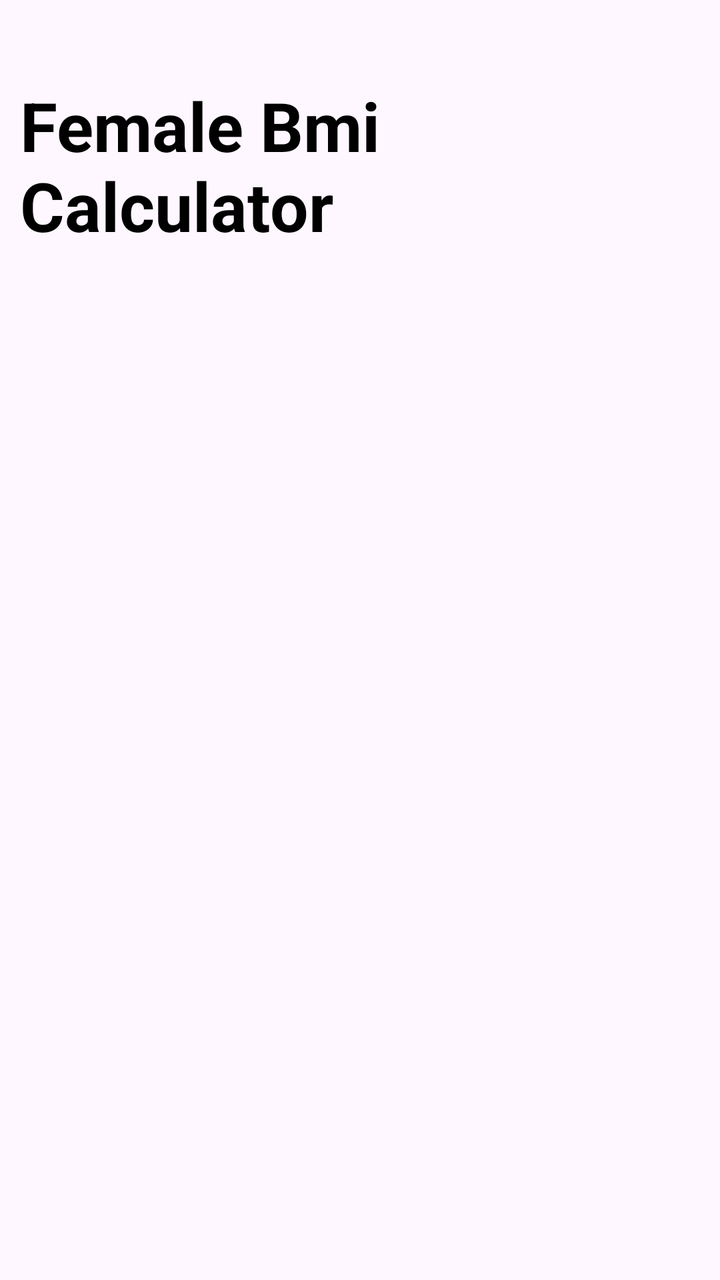
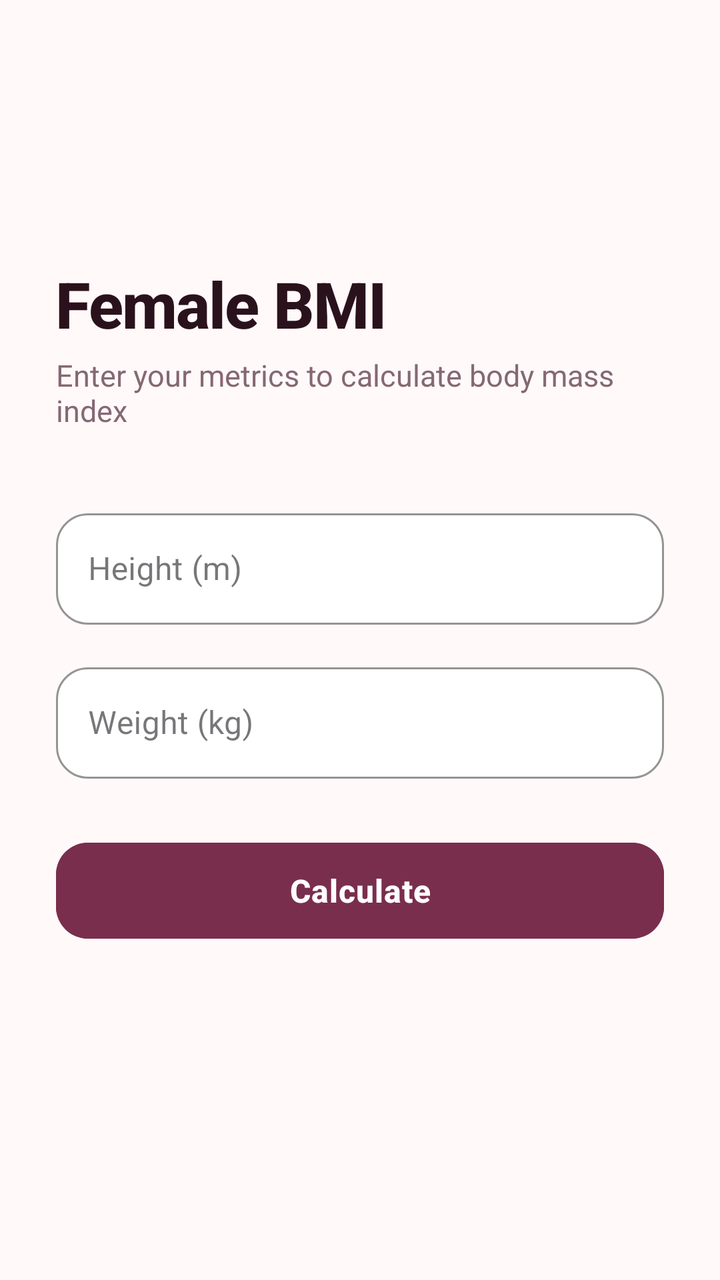

Before-and-after screenshots of an Android layout around one commit, followed by the original layout XML and the change that was made.
<!-- AndroidManifest.xml: application theme Theme.BmiCalculator -->
<!-- res/layout/activity_female_bmi_calculator.xml -->
<?xml version="1.0" encoding="utf-8"?>
<androidx.constraintlayout.widget.ConstraintLayout xmlns:android="http://schemas.android.com/apk/res/android"
    xmlns:app="http://schemas.android.com/apk/res-auto"
    xmlns:tools="http://schemas.android.com/tools"
    android:id="@+id/main"
    android:layout_width="match_parent"
    android:layout_height="match_parent"
    tools:context=".FemaleBmiCalculatorActivity">
    <TextView
        app:layout_constraintStart_toStartOf="parent"
        app:layout_constraintEnd_toEndOf="parent"
        app:layout_constraintTop_toTopOf="parent"
        android:textColor="@color/black"
        android:textSize="34.sp"
        android:textStyle="bold"
        android:layout_marginTop="30dp"
        android:padding="10.dp"
        android:layout_width="match_parent"
        android:layout_height="wrap_content"
        android:id="@+id/title"
        android:text="Female Bmi Calculator"/>

</androidx.constraintlayout.widget.ConstraintLayout>
<!-- resources referenced by this layout -->
<resources>
  <color name="black">#FF000000</color>
  <style name="Theme.BmiCalculator" parent="Base.Theme.BmiCalculator" />
  <style name="Base.Theme.BmiCalculator" parent="Theme.Material3.DayNight.NoActionBar">
          
          
      </style>
</resources>

<!-- the commit's change to res/layout/activity_female_bmi_calculator.xml (unified diff, before → after) -->
@@ -1,23 +1,162 @@
 <?xml version="1.0" encoding="utf-8"?>
-<androidx.constraintlayout.widget.ConstraintLayout xmlns:android="http://schemas.android.com/apk/res/android"
+<ScrollView xmlns:android="http://schemas.android.com/apk/res/android"
     xmlns:app="http://schemas.android.com/apk/res-auto"
     xmlns:tools="http://schemas.android.com/tools"
-    android:id="@+id/main"
     android:layout_width="match_parent"
     android:layout_height="match_parent"
-    tools:context=".FemaleBmiCalculatorActivity">
-    <TextView
-        app:layout_constraintStart_toStartOf="parent"
-        app:layout_constraintEnd_toEndOf="parent"
-        app:layout_constraintTop_toTopOf="parent"
-        android:textColor="@color/black"
-        android:textSize="34.sp"
-        android:textStyle="bold"
-        android:layout_marginTop="30dp"
-        android:padding="10.dp"
+    android:background="#FFF9FA"
+    android:fillViewport="true"
+    tools:context=".FemaleBmiCalculateActivity">
+
+    <LinearLayout
+        android:id="@+id/main"
         android:layout_width="match_parent"
         android:layout_height="wrap_content"
-        android:id="@+id/title"
-        android:text="Female Bmi Calculator"/>
+        android:gravity="center"
+        android:orientation="vertical"
+        android:padding="28dp">
 
-</androidx.constraintlayout.widget.ConstraintLayout>
+        
+        <TextView
+            android:id="@+id/title"
+            android:layout_width="match_parent"
+            android:layout_height="wrap_content"
+            android:layout_marginBottom="4dp"
+            android:fontFamily="sans-serif-medium"
+            android:letterSpacing="-0.02"
+            android:text="Female BMI"
+            android:textColor="#2A121C"
+            android:textSize="32sp"
+            android:textStyle="bold" />
+
+        <TextView
+            android:layout_width="match_parent"
+            android:layout_height="wrap_content"
+            android:layout_marginBottom="36dp"
+            android:text="Enter your metrics to calculate body mass index"
+            android:textColor="#856874"
+            android:textSize="15sp" />
+
+        
+        <com.google.android.material.textfield.TextInputLayout
+            style="@style/Widget.MaterialComponents.TextInputLayout.OutlinedBox"
+            android:layout_width="match_parent"
+            android:layout_height="wrap_content"
+            android:layout_marginBottom="16dp"
+            android:hint="Height (m)"
+            app:boxBackgroundColor="#FFFFFF"
+            app:boxCornerRadiusBottomEnd="16dp"
+            app:boxCornerRadiusBottomStart="16dp"
+            app:boxCornerRadiusTopEnd="16dp"
+            app:boxCornerRadiusTopStart="16dp"
+            app:boxStrokeColor="#7A2E4D"
+            app:hintTextColor="#7A2E4D">
+
+            <com.google.android.material.textfield.TextInputEditText
+                android:id="@+id/heightET"
+                android:layout_width="match_parent"
+                android:layout_height="wrap_content"
+                android:inputType="numberDecimal"
+                android:maxLines="1"
+                android:textColor="#2A121C"
+                android:textSize="16sp" />
+        </com.google.android.material.textfield.TextInputLayout>
+
+        
+        <com.google.android.material.textfield.TextInputLayout
+            style="@style/Widget.MaterialComponents.TextInputLayout.OutlinedBox"
+            android:layout_width="match_parent"
+            android:layout_height="wrap_content"
+            android:layout_marginBottom="28dp"
+            android:hint="Weight (kg)"
+            app:boxBackgroundColor="#FFFFFF"
+            app:boxCornerRadiusBottomEnd="16dp"
+            app:boxCornerRadiusBottomStart="16dp"
+            app:boxCornerRadiusTopEnd="16dp"
+            app:boxCornerRadiusTopStart="16dp"
+            app:boxStrokeColor="#7A2E4D"
+            app:hintTextColor="#7A2E4D">
+
+            <com.google.android.material.textfield.TextInputEditText
+                android:id="@+id/weightET"
+                android:layout_width="match_parent"
+                android:layout_height="wrap_content"
+                android:inputType="numberDecimal"
+                android:maxLines="1"
+                android:textColor="#2A121C"
+                android:textSize="16sp" />
+        </com.google.android.material.textfield.TextInputLayout>
+
+        
+        <com.google.android.material.button.MaterialButton
+            android:id="@+id/calculate"
+            android:layout_width="match_parent"
+            android:layout_height="56dp"
+            android:layout_marginBottom="36dp"
+            android:backgroundTint="#7A2E4D"
+            android:letterSpacing="0.02"
+            android:text="Calculate"
+            android:textAllCaps="false"
+            android:textColor="#FFFFFF"
+            android:textSize="16sp"
+            android:textStyle="bold"
+            app:cornerRadius="16dp"
+            app:elevation="0dp" />
+
+        
+        <com.google.android.material.card.MaterialCardView
+            android:id="@+id/resultBox"
+            android:layout_width="match_parent"
+            android:layout_height="wrap_content"
+            android:visibility="gone"
+            app:cardBackgroundColor="#FFFFFF"
+            app:cardCornerRadius="20dp"
+            app:cardElevation="0dp"
+            app:strokeColor="#F0DCE3"
+            app:strokeWidth="1dp"
+            tools:visibility="visible">
+
+            <LinearLayout
+                android:layout_width="match_parent"
+                android:layout_height="wrap_content"
+                android:gravity="center"
+                android:orientation="vertical"
+                android:padding="24dp">
+
+                <TextView
+                    android:id="@+id/resulttitle"
+                    android:layout_width="wrap_content"
+                    android:layout_height="wrap_content"
+                    android:letterSpacing="0.08"
+                    android:text="YOUR BMI RESULT"
+                    android:textColor="#9E7E8B"
+                    android:textSize="12sp"
+                    android:textStyle="bold" />
+
+                <TextView
+                    android:id="@+id/resultTV"
+                    android:layout_width="wrap_content"
+                    android:layout_height="wrap_content"
+                    android:layout_marginTop="6dp"
+                    android:layout_marginBottom="8dp"
+                    android:text="21.50"
+                    android:textColor="#2A121C"
+                    android:textSize="44sp"
+                    android:textStyle="bold" />
+
+                <TextView
+                    android:id="@+id/resulttext"
+                    android:layout_width="wrap_content"
+                    android:layout_height="wrap_content"
+                    android:background="#F8E8EE"
+                    android:paddingHorizontal="16dp"
+                    android:paddingVertical="6dp"
+                    android:text="You are Healthy"
+                    android:textColor="#7A2E4D"
+                    android:textSize="14sp"
+                    android:textStyle="bold" />
+            </LinearLayout>
+        </com.google.android.material.card.MaterialCardView>
+
+    </LinearLayout>
+</ScrollView>
<!-- resource entries referenced after the edit -->
@@ -1,6 +1,5 @@
 <!-- resources referenced by this layout -->
 <resources>
-  <color name="black">#FF000000</color>
   <style name="Theme.BmiCalculator" parent="Base.Theme.BmiCalculator" />
   <style name="Base.Theme.BmiCalculator" parent="Theme.Material3.DayNight.NoActionBar">
           
